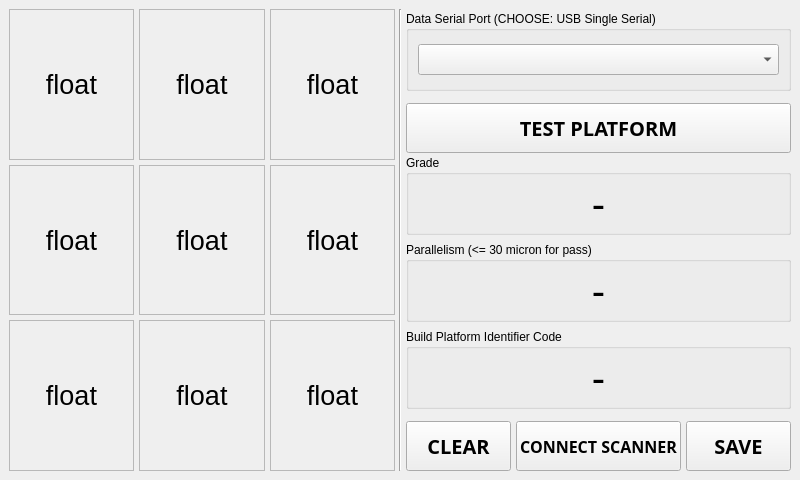
The window that qt-platform-parallelism/form.ui (losgab/micrometer-parallelism-qc) describes before a commit, drawn with Qt 5.
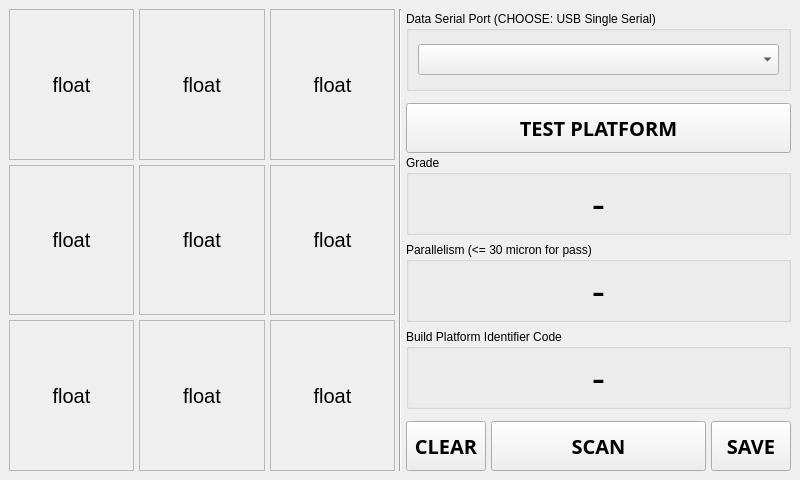
The same window after the commit.

Commit message: adjusted element sizes for new screen

Diff of the .ui file:
```diff
--- a/qt-platform-parallelism/form.ui
+++ b/qt-platform-parallelism/form.ui
@@ -49,7 +49,7 @@
             </property>
             <property name="font">
              <font>
-              <pointsize>20</pointsize>
+              <pointsize>15</pointsize>
              </font>
             </property>
             <property name="autoFillBackground">
@@ -82,7 +82,7 @@
             </property>
             <property name="font">
              <font>
-              <pointsize>20</pointsize>
+              <pointsize>15</pointsize>
              </font>
             </property>
             <property name="frameShape">
@@ -115,7 +115,7 @@
             </property>
             <property name="font">
              <font>
-              <pointsize>20</pointsize>
+              <pointsize>15</pointsize>
              </font>
             </property>
             <property name="frameShape">
@@ -155,7 +155,7 @@
             </property>
             <property name="font">
              <font>
-              <pointsize>20</pointsize>
+              <pointsize>15</pointsize>
              </font>
             </property>
             <property name="frameShape">
@@ -185,7 +185,7 @@
             </property>
             <property name="font">
              <font>
-              <pointsize>20</pointsize>
+              <pointsize>15</pointsize>
              </font>
             </property>
             <property name="frameShape">
@@ -215,7 +215,7 @@
             </property>
             <property name="font">
              <font>
-              <pointsize>20</pointsize>
+              <pointsize>15</pointsize>
              </font>
             </property>
             <property name="frameShape">
@@ -252,7 +252,7 @@
             </property>
             <property name="font">
              <font>
-              <pointsize>20</pointsize>
+              <pointsize>15</pointsize>
              </font>
             </property>
             <property name="frameShape">
@@ -282,7 +282,7 @@
             </property>
             <property name="font">
              <font>
-              <pointsize>20</pointsize>
+              <pointsize>15</pointsize>
              </font>
             </property>
             <property name="frameShape">
@@ -312,7 +312,7 @@
             </property>
             <property name="font">
              <font>
-              <pointsize>20</pointsize>
+              <pointsize>15</pointsize>
              </font>
             </property>
             <property name="frameShape">
@@ -522,13 +522,13 @@
            <widget class="QPushButton" name="button_clear">
             <property name="minimumSize">
              <size>
-              <width>100</width>
+              <width>80</width>
               <height>50</height>
              </size>
             </property>
             <property name="maximumSize">
              <size>
-              <width>16777215</width>
+              <width>80</width>
               <height>40</height>
              </size>
             </property>
@@ -561,12 +561,12 @@
             <property name="font">
              <font>
               <family>Cascadia Code</family>
-              <pointsize>12</pointsize>
+              <pointsize>15</pointsize>
               <bold>true</bold>
              </font>
             </property>
             <property name="text">
-             <string>CONNECT SCANNER</string>
+             <string>SCAN</string>
             </property>
             <property name="autoDefault">
              <bool>false</bool>
@@ -577,13 +577,13 @@
            <widget class="QPushButton" name="button_save">
             <property name="minimumSize">
              <size>
-              <width>100</width>
+              <width>80</width>
               <height>50</height>
              </size>
             </property>
             <property name="maximumSize">
              <size>
-              <width>16777215</width>
+              <width>80</width>
               <height>40</height>
              </size>
             </property>
```
The commit also changes 2 other files.
